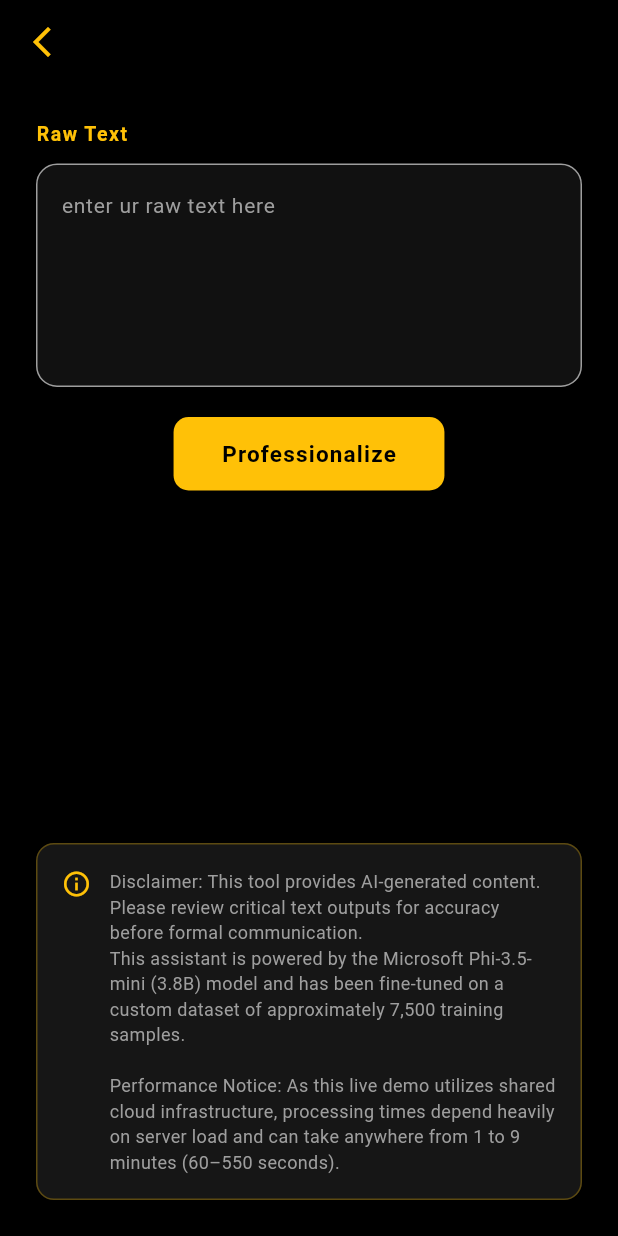
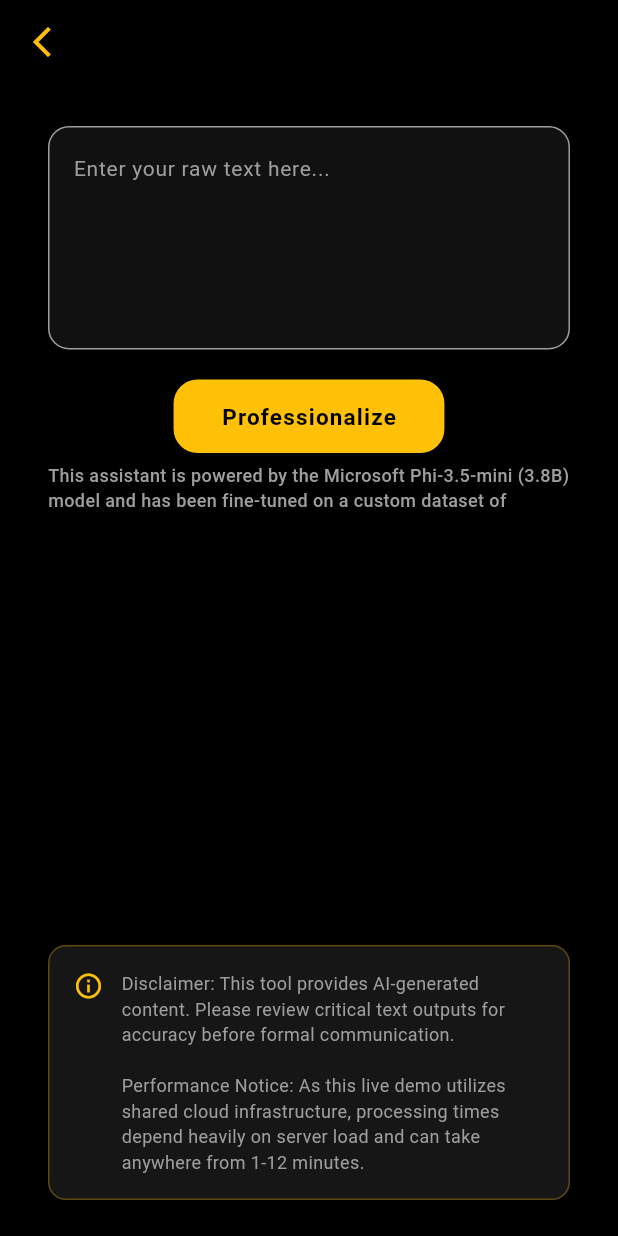
Before and after one commit to ankurt02/corporatify-it, a Flutter app: the ScreenC screen opened directly, on a phone screen of 412 x 824 dp. Run offline on Flutter 3.47's test engine with Material 3 defaults, Android fonts, the phone set to English and light mode, and no system bars; our stand-ins replace gap, google_fonts, shimmer; missing offline and left inert: my_logger.

Commit message:
fixed image issue, added response time delay message

```diff
--- a/lib/core/constants/api.constants.dart
+++ b/lib/core/constants/api.constants.dart
@@ -1,5 +1,5 @@
 class ApiConstants {
-  static const bool useLocalApi = false;
+  static const bool useLocalApi = true;
 
   static const String localAndroid = 'http://10.0.2.2:1234/v1';
   static const String localPhysical = 'http://127.0.0.1:1234/v1';
--- a/lib/screens/employee.screen.dart
+++ b/lib/screens/employee.screen.dart
@@ -2,6 +2,7 @@ import 'dart:convert';
 import 'package:corporate_filter/core/constants/api.constants.dart';
 import 'package:flutter/material.dart';
 import 'package:flutter/services.dart';
+import 'package:gap/gap.dart';
 import 'package:http/http.dart' as http;
 import 'package:shimmer/shimmer.dart';
 import 'package:corporate_filter/core/logger.dart';
@@ -180,7 +181,7 @@ class _ScreenCState extends State<ScreenC> {
         child: LayoutBuilder(
           builder: (context, constraints) {
             return SingleChildScrollView(
-              padding: const EdgeInsets.symmetric(horizontal: 24, vertical: 24),
+              padding: const EdgeInsets.symmetric(horizontal: 32, vertical: 24),
               child: ConstrainedBox(
                 constraints: BoxConstraints(
                   minHeight: constraints.maxHeight - 48,
@@ -189,17 +190,18 @@ class _ScreenCState extends State<ScreenC> {
                   child: Column(
                     crossAxisAlignment: CrossAxisAlignment.stretch,
                     children: [
-                      const Text(
-                        'Raw Text',
-                        style: TextStyle(
-                          color: Colors.amber,
-                          fontWeight: FontWeight.w600,
-                          fontSize: 13,
-                          letterSpacing: 1.0,
-                        ),
-                      ),
-                      const SizedBox(height: 10),
+                      // const Text(
+                      //   'Raw Text',
+                      //   style: TextStyle(
+                      //     color: Colors.amber,
+                      //     fontWeight: FontWeight.w600,
+                      //     fontSize: 13,
+                      //     letterSpacing: 1.0,
+                      //   ),
+                      // ),
+                      const SizedBox(height: 4),
                       Container(
+                        // margin: EdgeInsets.symmetric(horizontal: 12),
                         decoration: BoxDecoration(
                           color: const Color(0xFF111111),
                           borderRadius: BorderRadius.circular(14),
@@ -215,7 +217,7 @@ class _ScreenCState extends State<ScreenC> {
                           ),
                           cursorColor: Colors.amber,
                           decoration: const InputDecoration(
-                            hintText: 'enter ur raw text here',
+                            hintText: 'Enter your raw text here...',
                             hintStyle: TextStyle(
                               color: Colors.grey,
                               fontSize: 14,
@@ -240,7 +242,7 @@ class _ScreenCState extends State<ScreenC> {
                               color: _isLoading
                                   ? Colors.amber.withOpacity(0.5)
                                   : Colors.amber,
-                              borderRadius: BorderRadius.circular(10),
+                              borderRadius: BorderRadius.circular(16),
                             ),
                             child: Text(
                               _isLoading ? 'Processing...' : 'Professionalize',
@@ -251,6 +253,23 @@ class _ScreenCState extends State<ScreenC> {
                                 letterSpacing: 0.8,
                               ),
                             ),
+                          ),
+                        ),
+                      ),
+                      Gap(6),
+                      Container(
+                        height: 36,
+                        // decoration: BoxDecoration(
+                        //   border: Border.all(color: Colors.pink, width: 2),
+                        // ),
+                        alignment: Alignment.center,
+                        child: Text(
+                          "This assistant is powered by the Microsoft Phi-3.5-mini (3.8B) model and has been fine-tuned on a custom dataset of approximately 7,500 training samples.",
+                          style: TextStyle(
+                            color: Colors.grey,
+                            fontSize: 12,
+                            fontWeight: FontWeight.w500,
+                            height: 1.4,
                           ),
                         ),
                       ),
@@ -348,12 +367,16 @@ class _ScreenCState extends State<ScreenC> {
                       Center(
                         child: ConstrainedBox(
                           constraints: BoxConstraints(
-      maxWidth: MediaQuery.of(context).size.width > 900 ? 850 : double.infinity,
+                            maxWidth: MediaQuery.of(context).size.width > 900
+                                ? 850
+                                : double.infinity,
                           ),
                           child: Padding(
                             padding: EdgeInsets.symmetric(
                               horizontal:
-            MediaQuery.of(context).size.width > 900 ? 40 : 0,
+                                  MediaQuery.of(context).size.width > 900
+                                  ? 24
+                                  : 0,
                             ),
                             child: Container(
                               padding: const EdgeInsets.all(16),
@@ -376,7 +399,7 @@ class _ScreenCState extends State<ScreenC> {
                                   SizedBox(width: 12),
                                   Expanded(
                                     child: Text(
-                'Disclaimer: This tool provides AI-generated content. Please review critical text outputs for accuracy before formal communication.\nThis assistant is powered by the Microsoft Phi-3.5-mini (3.8B) model and has been fine-tuned on a custom dataset of approximately 7,500 training samples.\n\nPerformance Notice: As this live demo utilizes shared cloud infrastructure, processing times depend heavily on server load and can take anywhere from 1 to 9 minutes (60–550 seconds).',
+                                      'Disclaimer: This tool provides AI-generated content. Please review critical text outputs for accuracy before formal communication.\n\nPerformance Notice: As this live demo utilizes shared cloud infrastructure, processing times depend heavily on server load and can take anywhere from 1-12 minutes.',
                                       style: TextStyle(
                                         color: Colors.grey,
                                         fontSize: 12,
--- a/lib/screens/hr.screen.dart
+++ b/lib/screens/hr.screen.dart
@@ -16,7 +16,7 @@ class ScreenB extends StatelessWidget {
               "We will get back to u later!",
               style: GoogleFonts.spaceMono(
                 color: Colors.grey.shade800,
-                fontWeight: FontWeight.w400,
+                fontWeight: FontWeight.w600,
                 fontSize: 16,
                 letterSpacing: -0.2,
                 wordSpacing: 0.2,
@@ -32,7 +32,7 @@ class ScreenB extends StatelessWidget {
                 "assets/images/bleeeeeeh.jpg",
                 height: screenHeight / 3,
                 width: screenHeight / 3,
-                fit: BoxFit.contain,
+                fit: BoxFit.cover,
               ),
             ),
           ],
--- a/lib/screens/manager.screen.dart
+++ b/lib/screens/manager.screen.dart
@@ -16,11 +16,12 @@ class ScreenA extends StatelessWidget {
               decoration: BoxDecoration(
                 borderRadius: BorderRadius.circular(24)
               ),
+              clipBehavior: Clip.antiAlias,
               child: Image.asset(
                 "assets/images/smashhhhhcat.jpg",
                 height: screenHeight/3,
                 width: screenHeight/3,
-                fit: BoxFit.contain,
+                fit: BoxFit.cover,
               ),
             ),
             Gap(32),
@@ -28,7 +29,7 @@ class ScreenA extends StatelessWidget {
               "You are the whole reason this website exits!",
               style: GoogleFonts.spaceMono(
                 color: Colors.grey.shade800,
-                fontWeight: FontWeight.w500,
+                fontWeight: FontWeight.w600,
                 fontSize: 16,
                 letterSpacing: 0.2,
                 wordSpacing: 0.2
```
Lines whose indentation alone changed are shown as unchanged.
